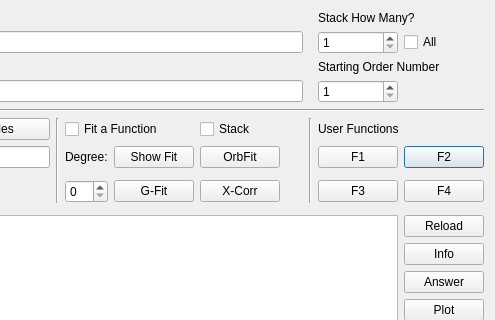
Qt form SecondGui.ui (tboudreaux/PHY-2002) before a commit; both pictures show x 140 to 635 and y 0 to 320 of the 635 by 774 pixel window.
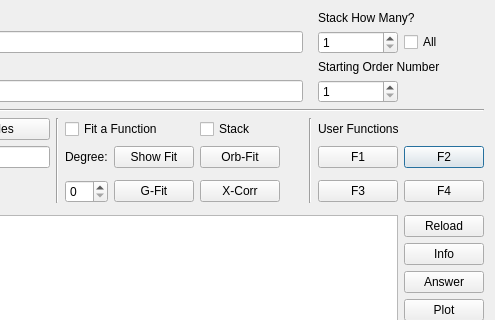
The same form after that commit.

Patch:
```diff
--- a/SecondGui.ui
+++ b/SecondGui.ui
@@ -239,7 +239,7 @@
    <item row="10" column="6">
     <widget class="QPushButton" name="LS">
      <property name="text">
-      <string>OrbFit</string>
+      <string>Orb-Fit</string>
      </property>
     </widget>
    </item>
```
Left out of the diff: 2 changed lines with no effect on the pictures.
